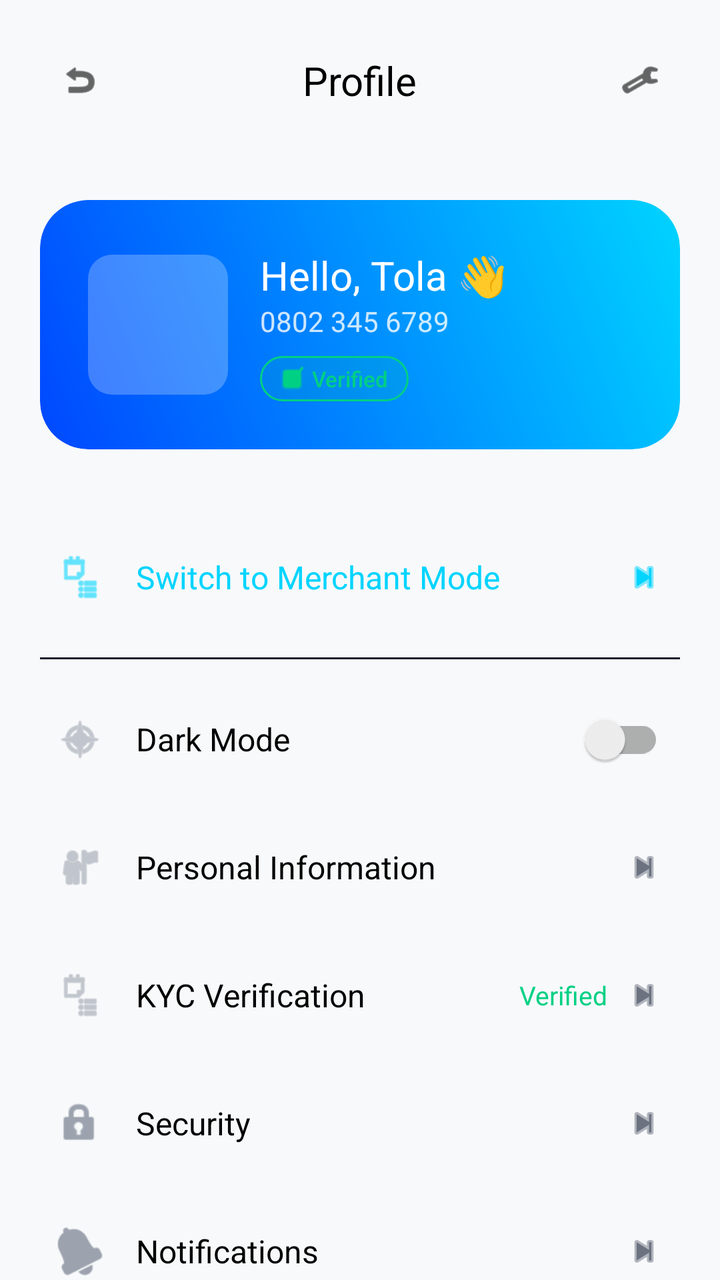
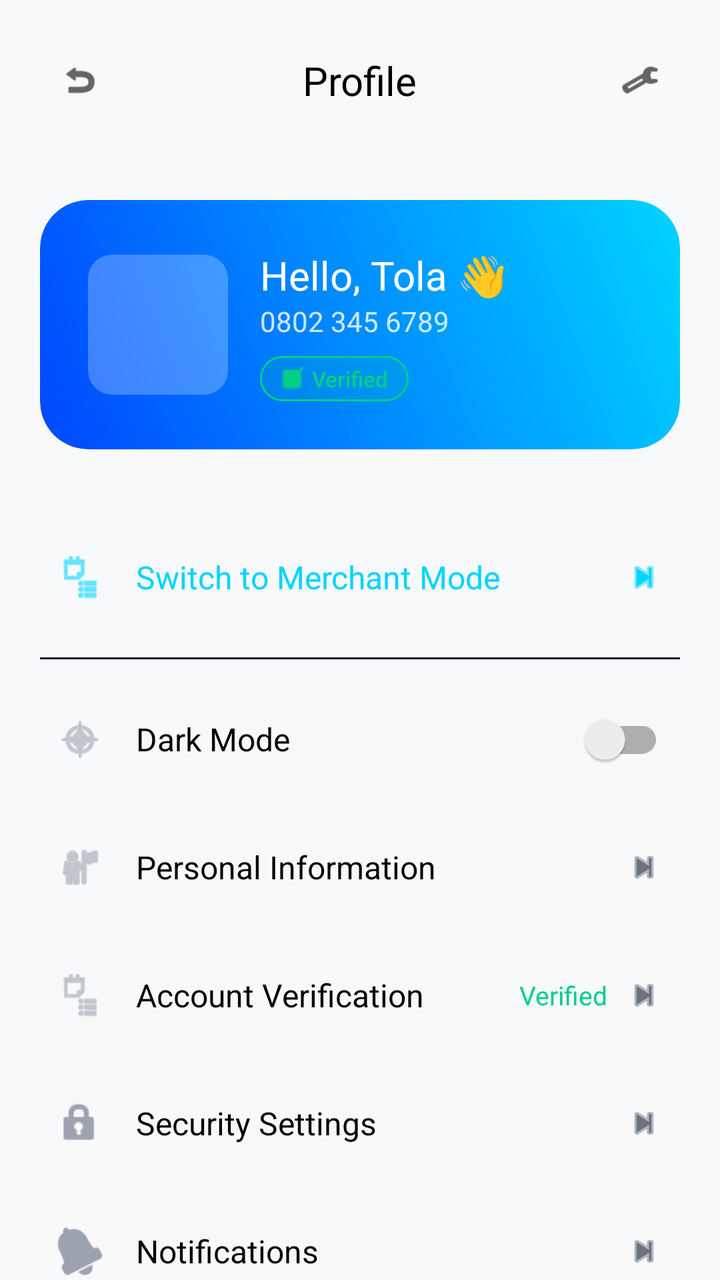

Compare the two renders of this Android layout. The source of the first and the diff that turns it into the second are given below.
<!-- AndroidManifest.xml: application theme Theme.VELTRA -->
<!-- res/layout/activity_veltra_profile.xml -->
<?xml version="1.0" encoding="utf-8"?>
<androidx.constraintlayout.widget.ConstraintLayout xmlns:android="http://schemas.android.com/apk/res/android"
    xmlns:app="http://schemas.android.com/apk/res-auto"
    xmlns:tools="http://schemas.android.com/tools"
    android:layout_width="match_parent"
    android:layout_height="match_parent"
    android:background="@color/background_themed"
    tools:ignore="UnusedResources">

    
    <androidx.constraintlayout.widget.ConstraintLayout
        android:id="@+id/header"
        android:layout_width="match_parent"
        android:layout_height="wrap_content"
        android:padding="20dp"
        app:layout_constraintTop_toTopOf="parent">

        <ImageView
            android:id="@+id/backBtn"
            android:layout_width="40dp"
            android:layout_height="40dp"
            android:padding="10dp"
            android:src="@android:drawable/ic_menu_revert"
            app:tint="@color/text_themed_primary"
            app:layout_constraintStart_toStartOf="parent"
            app:layout_constraintTop_toTopOf="parent"
            app:layout_constraintBottom_toBottomOf="parent"
            android:contentDescription="@string/cancel" />

        <TextView
            android:layout_width="wrap_content"
            android:layout_height="wrap_content"
            android:text="@string/nav_profile"
            android:textColor="@color/text_themed_primary"
            android:textSize="20sp"
            android:fontFamily="sans-serif-bold"
            app:layout_constraintStart_toStartOf="parent"
            app:layout_constraintEnd_toEndOf="parent"
            app:layout_constraintTop_toTopOf="parent"
            app:layout_constraintBottom_toBottomOf="parent" />

        <ImageView
            android:id="@+id/settingsBtn"
            android:layout_width="40dp"
            android:layout_height="40dp"
            android:padding="10dp"
            android:src="@android:drawable/ic_menu_manage"
            app:tint="@color/text_themed_primary"
            app:layout_constraintEnd_toEndOf="parent"
            app:layout_constraintTop_toTopOf="parent"
            app:layout_constraintBottom_toBottomOf="parent"
            android:contentDescription="@string/nav_settings" />

    </androidx.constraintlayout.widget.ConstraintLayout>

    <androidx.core.widget.NestedScrollView
        android:layout_width="match_parent"
        android:layout_height="0dp"
        app:layout_constraintTop_toBottomOf="@id/header"
        app:layout_constraintBottom_toBottomOf="parent">

        <LinearLayout
            android:layout_width="match_parent"
            android:layout_height="wrap_content"
            android:orientation="vertical"
            android:padding="20dp">

            
            <androidx.cardview.widget.CardView
                android:layout_width="match_parent"
                android:layout_height="wrap_content"
                app:cardCornerRadius="24dp"
                app:cardElevation="0dp"
                android:layout_marginBottom="32dp">
                <androidx.constraintlayout.widget.ConstraintLayout
                    android:layout_width="match_parent"
                    android:layout_height="wrap_content"
                    android:background="@drawable/wallet_card_gradient"
                    android:padding="24dp">

                    <View
                        android:id="@+id/profileAvatar"
                        android:layout_width="70dp"
                        android:layout_height="70dp"
                        android:background="@drawable/quick_action_background"
                        android:backgroundTint="#40FFFFFF"
                        app:layout_constraintStart_toStartOf="parent"
                        app:layout_constraintTop_toTopOf="parent"
                        app:layout_constraintBottom_toBottomOf="parent" />

                    <LinearLayout
                        android:layout_width="0dp"
                        android:layout_height="wrap_content"
                        android:orientation="vertical"
                        android:layout_marginStart="16dp"
                        app:layout_constraintStart_toEndOf="@id/profileAvatar"
                        app:layout_constraintEnd_toEndOf="parent"
                        app:layout_constraintTop_toTopOf="@id/profileAvatar"
                        app:layout_constraintBottom_toBottomOf="@id/profileAvatar">
                        <TextView
                            android:layout_width="wrap_content"
                            android:layout_height="wrap_content"
                            android:text="@string/hello_tola_emoji"
                            android:textColor="@color/white"
                            android:textSize="20sp"
                            android:fontFamily="sans-serif-bold" />
                        <TextView
                            android:layout_width="wrap_content"
                            android:layout_height="wrap_content"
                            android:text="0802 345 6789"
                            android:textColor="@color/white"
                            android:alpha="0.8"
                            android:textSize="14sp" />

                        <LinearLayout
                            android:layout_width="wrap_content"
                            android:layout_height="wrap_content"
                            android:orientation="horizontal"
                            android:gravity="center_vertical"
                            android:layout_marginTop="8dp"
                            android:background="@drawable/verified_badge_background"
                            android:paddingHorizontal="10dp"
                            android:paddingVertical="4dp">
                            <ImageView
                                android:layout_width="12dp"
                                android:layout_height="12dp"
                                android:src="@android:drawable/checkbox_on_background"
                                app:tint="@color/veltra_success"
                                android:contentDescription="@string/profile_verified" />
                            <TextView
                                android:layout_width="wrap_content"
                                android:layout_height="wrap_content"
                                android:text="@string/profile_verified"
                                android:textColor="@color/veltra_success"
                                android:textSize="11sp"
                                android:fontFamily="sans-serif-medium"
                                android:layout_marginStart="4dp" />
                        </LinearLayout>
                    </LinearLayout>
                </androidx.constraintlayout.widget.ConstraintLayout>
            </androidx.cardview.widget.CardView>

            
            <LinearLayout
                android:layout_width="match_parent"
                android:layout_height="wrap_content"
                android:orientation="vertical">

                
                <LinearLayout
                    android:id="@+id/merchantModeBtn"
                    android:layout_width="match_parent"
                    android:layout_height="64dp"
                    android:gravity="center_vertical"
                    android:paddingHorizontal="8dp"
                    android:clickable="true"
                    android:focusable="true"
                    android:background="?attr/selectableItemBackground">
                    <ImageView android:layout_width="24dp" android:layout_height="24dp" android:src="@android:drawable/ic_menu_agenda" app:tint="@color/veltra_primary" android:contentDescription="Merchant Mode" />
                    <TextView android:layout_width="0dp" android:layout_weight="1" android:layout_height="wrap_content" android:text="Switch to Merchant Mode" android:textColor="@color/veltra_primary" android:textSize="16sp" android:fontFamily="sans-serif-bold" android:layout_marginStart="16dp" />
                    <ImageView android:layout_width="20dp" android:layout_height="20dp" android:src="@android:drawable/ic_media_next" app:tint="@color/veltra_primary" />
                </LinearLayout>

                <View android:layout_width="match_parent" android:layout_height="1dp" android:background="@color/surface_dark" android:layout_marginVertical="8dp" />

                
                <LinearLayout
                    android:id="@+id/themeBtn"
                    android:layout_width="match_parent"
                    android:layout_height="64dp"
                    android:gravity="center_vertical"
                    android:paddingHorizontal="8dp"
                    android:clickable="true"
                    android:focusable="true"
                    android:background="?attr/selectableItemBackground">
                    <ImageView android:layout_width="24dp" android:layout_height="24dp" android:src="@android:drawable/ic_menu_compass" app:tint="@color/text_secondary" android:contentDescription="@string/dark_mode" />
                    <TextView android:layout_width="0dp" android:layout_weight="1" android:layout_height="wrap_content" android:text="@string/dark_mode" android:textColor="@color/text_themed_primary" android:textSize="16sp" android:layout_marginStart="16dp" />
                    <androidx.appcompat.widget.SwitchCompat
                        android:id="@+id/themeSwitch"
                        android:layout_width="wrap_content"
                        android:layout_height="wrap_content"
                        android:clickable="false"
                        android:focusable="false" />
                </LinearLayout>

                
                <LinearLayout
                    android:id="@+id/personalInfoBtn"
                    android:layout_width="match_parent"
                    android:layout_height="64dp"
                    android:gravity="center_vertical"
                    android:paddingHorizontal="8dp"
                    android:clickable="true"
                    android:focusable="true"
                    android:background="?attr/selectableItemBackground">
                    <ImageView android:layout_width="24dp" android:layout_height="24dp" android:src="@android:drawable/ic_menu_myplaces" app:tint="@color/text_secondary" android:contentDescription="@string/profile_personal_info" />
                    <TextView android:layout_width="0dp" android:layout_weight="1" android:layout_height="wrap_content" android:text="@string/profile_personal_info" android:textColor="@color/text_themed_primary" android:textSize="16sp" android:layout_marginStart="16dp" />
                    <ImageView android:layout_width="20dp" android:layout_height="20dp" android:src="@android:drawable/ic_media_next" app:tint="@color/text_muted" android:contentDescription="@string/done" />
                </LinearLayout>

                
                <LinearLayout
                    android:id="@+id/kycBtn"
                    android:layout_width="match_parent"
                    android:layout_height="64dp"
                    android:gravity="center_vertical"
                    android:paddingHorizontal="8dp"
                    android:clickable="true"
                    android:focusable="true"
                    android:background="?attr/selectableItemBackground">
                    <ImageView android:layout_width="24dp" android:layout_height="24dp" android:src="@android:drawable/ic_menu_agenda" app:tint="@color/text_secondary" android:contentDescription="@string/profile_kyc" />
                    <TextView android:layout_width="0dp" android:layout_weight="1" android:layout_height="wrap_content" android:text="@string/profile_kyc" android:textColor="@color/text_themed_primary" android:textSize="16sp" android:layout_marginStart="16dp" />
                    <TextView android:layout_width="wrap_content" android:layout_height="wrap_content" android:text="@string/profile_verified" android:textColor="@color/veltra_success" android:textSize="13sp" android:layout_marginEnd="8dp" />
                    <ImageView android:layout_width="20dp" android:layout_height="20dp" android:src="@android:drawable/ic_media_next" app:tint="@color/text_muted" android:contentDescription="@string/done" />
                </LinearLayout>

                
                <LinearLayout
                    android:id="@+id/securityBtn"
                    android:layout_width="match_parent"
                    android:layout_height="64dp"
                    android:gravity="center_vertical"
                    android:paddingHorizontal="8dp"
                    android:clickable="true"
                    android:focusable="true"
                    android:background="?attr/selectableItemBackground">
                    <ImageView android:layout_width="24dp" android:layout_height="24dp" android:src="@android:drawable/ic_lock_idle_lock" app:tint="@color/text_secondary" android:contentDescription="@string/profile_security" />
                    <TextView android:layout_width="0dp" android:layout_weight="1" android:layout_height="wrap_content" android:text="@string/profile_security" android:textColor="@color/text_themed_primary" android:textSize="16sp" android:layout_marginStart="16dp" />
                    <ImageView android:layout_width="20dp" android:layout_height="20dp" android:src="@android:drawable/ic_media_next" app:tint="@color/text_muted" android:contentDescription="@string/done" />
                </LinearLayout>

                
                <LinearLayout
                    android:id="@+id/notificationsBtn"
                    android:layout_width="match_parent"
                    android:layout_height="64dp"
                    android:gravity="center_vertical"
                    android:paddingHorizontal="8dp"
                    android:clickable="true"
                    android:focusable="true"
                    android:background="?attr/selectableItemBackground">
                    <ImageView android:layout_width="24dp" android:layout_height="24dp" android:src="@android:drawable/ic_popup_reminder" app:tint="@color/text_secondary" android:contentDescription="@string/profile_notifications" />
                    <TextView android:layout_width="0dp" android:layout_weight="1" android:layout_height="wrap_content" android:text="@string/profile_notifications" android:textColor="@color/text_themed_primary" android:textSize="16sp" android:layout_marginStart="16dp" />
                    <ImageView android:layout_width="20dp" android:layout_height="20dp" android:src="@android:drawable/ic_media_next" app:tint="@color/text_muted" android:contentDescription="@string/done" />
                </LinearLayout>

                
                <LinearLayout
                    android:id="@+id/linkedAccountsBtn"
                    android:layout_width="match_parent"
                    android:layout_height="64dp"
                    android:gravity="center_vertical"
                    android:paddingHorizontal="8dp"
                    android:clickable="true"
                    android:focusable="true"
                    android:background="?attr/selectableItemBackground">
                    <ImageView android:layout_width="24dp" android:layout_height="24dp" android:src="@android:drawable/ic_menu_share" app:tint="@color/text_secondary" android:contentDescription="@string/profile_linked_accounts" />
                    <TextView android:layout_width="0dp" android:layout_weight="1" android:layout_height="wrap_content" android:text="@string/profile_linked_accounts" android:textColor="@color/text_themed_primary" android:textSize="16sp" android:layout_marginStart="16dp" />
                    <ImageView android:layout_width="20dp" android:layout_height="20dp" android:src="@android:drawable/ic_media_next" app:tint="@color/text_muted" android:contentDescription="@string/done" />
                </LinearLayout>

                
                <LinearLayout
                    android:id="@+id/helpBtn"
                    android:layout_width="match_parent"
                    android:layout_height="64dp"
                    android:gravity="center_vertical"
                    android:paddingHorizontal="8dp"
                    android:clickable="true"
                    android:focusable="true"
                    android:background="?attr/selectableItemBackground">
                    <ImageView android:layout_width="24dp" android:layout_height="24dp" android:src="@android:drawable/ic_menu_help" app:tint="@color/text_secondary" android:contentDescription="@string/profile_help" />
                    <TextView android:layout_width="0dp" android:layout_weight="1" android:layout_height="wrap_content" android:text="@string/profile_help" android:textColor="@color/text_themed_primary" android:textSize="16sp" android:layout_marginStart="16dp" />
                    <ImageView android:layout_width="20dp" android:layout_height="20dp" android:src="@android:drawable/ic_media_next" app:tint="@color/text_muted" android:contentDescription="@string/done" />
                </LinearLayout>

                
                <LinearLayout
                    android:id="@+id/aboutBtn"
                    android:layout_width="match_parent"
                    android:layout_height="64dp"
                    android:gravity="center_vertical"
                    android:paddingHorizontal="8dp"
                    android:clickable="true"
                    android:focusable="true"
                    android:background="?attr/selectableItemBackground">
                    <ImageView android:layout_width="24dp" android:layout_height="24dp" android:src="@android:drawable/ic_menu_info_details" app:tint="@color/text_secondary" android:contentDescription="@string/profile_about" />
                    <TextView android:layout_width="0dp" android:layout_weight="1" android:layout_height="wrap_content" android:text="@string/profile_about" android:textColor="@color/text_themed_primary" android:textSize="16sp" android:layout_marginStart="16dp" />
                    <ImageView android:layout_width="20dp" android:layout_height="20dp" android:src="@android:drawable/ic_media_next" app:tint="@color/text_muted" android:contentDescription="@string/done" />
                </LinearLayout>

                
                <TextView
                    android:id="@+id/logoutBtn"
                    android:layout_width="wrap_content"
                    android:layout_height="wrap_content"
                    android:text="@string/btn_logout"
                    android:textColor="@color/veltra_danger"
                    android:textSize="16sp"
                    android:fontFamily="sans-serif-bold"
                    android:layout_gravity="center"
                    android:padding="20dp"
                    android:layout_marginTop="24dp"
                    android:clickable="true"
                    android:focusable="true"
                    android:background="?attr/selectableItemBackground" />

            </LinearLayout>

        </LinearLayout>
    </androidx.core.widget.NestedScrollView>

</androidx.constraintlayout.widget.ConstraintLayout>
<!-- resources referenced by this layout -->
<resources>
  <color name="background_themed">@color/background_light</color>
  <color name="surface_dark">#1A1D2D</color>
  <color name="text_muted">#6B7280</color>
  <color name="text_secondary">#9CA3AF</color>
  <color name="text_themed_primary">@color/black</color>
  <color name="veltra_danger">#FF4757</color>
  <color name="veltra_primary">#00D4FF</color>
  <color name="veltra_success">#00D084</color>
  <color name="white">#FFFFFF</color>
  <!-- drawable quick_action_background (drawable) -->
  <?xml version="1.0" encoding="utf-8"?>
  <shape xmlns:android="http://schemas.android.com/apk/res/android">
      <solid android:color="@color/surface_dark" />
      <corners android:radius="12dp" />
  </shape>
  <!-- drawable verified_badge_background (drawable) -->
  <?xml version="1.0" encoding="utf-8"?>
  <shape xmlns:android="http://schemas.android.com/apk/res/android">
      <solid android:color="#2000D084" />
      <corners android:radius="12dp" />
      <stroke android:width="1dp" android:color="@color/veltra_success" />
  </shape>
  <!-- drawable wallet_card_gradient (drawable) -->
  <?xml version="1.0" encoding="utf-8"?>
  <shape xmlns:android="http://schemas.android.com/apk/res/android">
      <gradient
          android:startColor="#0047FF"
          android:endColor="#00D4FF"
          android:angle="45" />
      <corners android:radius="24dp" />
  </shape>
  <string name="btn_logout">Log Out</string>
  <string name="cancel">Cancel</string>
  <string name="dark_mode">Dark Mode</string>
  <string name="done">Done</string>
  <string name="hello_tola_emoji">Hello, Tola 👋</string>
  <string name="nav_profile">Profile</string>
  <string name="nav_settings">Settings</string>
  <string name="profile_about">About Veltra</string>
  <string name="profile_help">Help &amp; Support</string>
  <string name="profile_kyc">KYC Verification</string>
  <string name="profile_linked_accounts">Linked Accounts</string>
  <string name="profile_notifications">Notifications</string>
  <string name="profile_personal_info">Personal Information</string>
  <string name="profile_security">Security</string>
  <string name="profile_verified">Verified</string>
  <style name="Theme.VELTRA" parent="Theme.MaterialComponents.DayNight.NoActionBar">
          
          <item name="colorPrimary">@color/veltra_primary</item>
          <item name="colorPrimaryVariant">@color/veltra_secondary</item>
          <item name="colorOnPrimary">@color/white</item>
          
          <item name="colorSecondary">@color/veltra_secondary</item>
          <item name="colorSecondaryVariant">@color/veltra_secondary</item>
          <item name="colorOnSecondary">@color/white</item>
          
          <item name="android:statusBarColor">?attr/colorSurface</item>
          <item name="android:windowLightStatusBar">true</item>
          
          <item name="android:windowBackground">@color/background_themed</item>
          <item name="colorSurface">@color/surface_themed</item>
          <item name="android:textColorPrimary">@color/text_themed_primary</item>
      </style>
  <color name="background_light">#F8F9FA</color>
  <color name="black">#000000</color>
  <color name="veltra_secondary">#7000FF</color>
  <color name="surface_themed">@color/surface_light</color>
  <color name="surface_light">#FFFFFF</color>
</resources>

<!-- the commit's change to res/layout/activity_veltra_profile.xml (unified diff, before → after) -->
@@ -208,8 +208,8 @@
                     android:clickable="true"
                     android:focusable="true"
                     android:background="?attr/selectableItemBackground">
-                    <ImageView android:layout_width="24dp" android:layout_height="24dp" android:src="@android:drawable/ic_menu_agenda" app:tint="@color/text_secondary" android:contentDescription="@string/profile_kyc" />
-                    <TextView android:layout_width="0dp" android:layout_weight="1" android:layout_height="wrap_content" android:text="@string/profile_kyc" android:textColor="@color/text_themed_primary" android:textSize="16sp" android:layout_marginStart="16dp" />
+                    <ImageView android:layout_width="24dp" android:layout_height="24dp" android:src="@android:drawable/ic_menu_agenda" app:tint="@color/text_secondary" android:contentDescription="@string/profile_account_verification" />
+                    <TextView android:layout_width="0dp" android:layout_weight="1" android:layout_height="wrap_content" android:text="@string/profile_account_verification" android:textColor="@color/text_themed_primary" android:textSize="16sp" android:layout_marginStart="16dp" />
                     <TextView android:layout_width="wrap_content" android:layout_height="wrap_content" android:text="@string/profile_verified" android:textColor="@color/veltra_success" android:textSize="13sp" android:layout_marginEnd="8dp" />
                     <ImageView android:layout_width="20dp" android:layout_height="20dp" android:src="@android:drawable/ic_media_next" app:tint="@color/text_muted" android:contentDescription="@string/done" />
                 </LinearLayout>
<!-- resource entries referenced after the edit -->
@@ -39,12 +39,12 @@
   <string name="nav_profile">Profile</string>
   <string name="nav_settings">Settings</string>
   <string name="profile_about">About Veltra</string>
+  <string name="profile_account_verification">Account Verification</string>
   <string name="profile_help">Help &amp; Support</string>
-  <string name="profile_kyc">KYC Verification</string>
   <string name="profile_linked_accounts">Linked Accounts</string>
   <string name="profile_notifications">Notifications</string>
   <string name="profile_personal_info">Personal Information</string>
-  <string name="profile_security">Security</string>
+  <string name="profile_security">Security Settings</string>
   <string name="profile_verified">Verified</string>
   <style name="Theme.VELTRA" parent="Theme.MaterialComponents.DayNight.NoActionBar">
           
